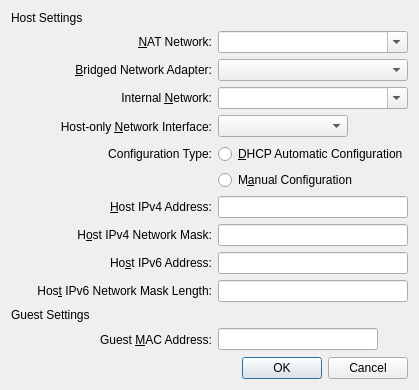
jljuxgm/vboxgit, file vbox/src/VBox/Frontends/VirtualBox/ui/VBoxVMSettingsNetworkDetails.ui: the form before one commit.
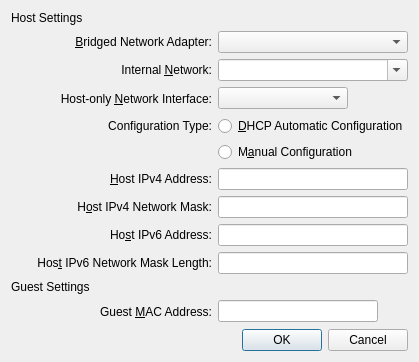
The form after the commit. Icons and pictures are not drawn. Custom widgets are drawn as their Qt base class.

```diff
--- a/vbox/src/VBox/Frontends/VirtualBox/ui/VBoxVMSettingsNetworkDetails.ui
+++ b/vbox/src/VBox/Frontends/VirtualBox/ui/VBoxVMSettingsNetworkDetails.ui
@@ -41,29 +41,6 @@
     </widget>
    </item>
    <item row="1" column="1" >
-    <widget class="QLabel" name="mLbNAT" >
-     <property name="text" >
-      <string>&amp;NAT Network:</string>
-     </property>
-     <property name="alignment" >
-      <set>Qt::AlignRight|Qt::AlignTrailing|Qt::AlignVCenter</set>
-     </property>
-     <property name="buddy" >
-      <cstring>mCbNAT</cstring>
-     </property>
-    </widget>
-   </item>
-   <item row="1" column="2" colspan="3" >
-    <widget class="QComboBox" name="mCbNAT" >
-     <property name="toolTip" >
-      <string>Displays the name of the NAT network selected for this adapter.</string>
-     </property>
-     <property name="editable" >
-      <bool>true</bool>
-     </property>
-    </widget>
-   </item>
-   <item row="2" column="1" >
     <widget class="QLabel" name="mLbBRG" >
      <property name="text" >
       <string>&amp;Bridged Network Adapter:</string>
@@ -76,14 +53,14 @@
      </property>
     </widget>
    </item>
-   <item row="2" column="2" colspan="3" >
+   <item row="1" column="2" colspan="3" >
     <widget class="QComboBox" name="mCbBRG" >
      <property name="toolTip" >
       <string>Displays the name of the host network adapter selected for bridged networking.</string>
      </property>
     </widget>
    </item>
-   <item row="3" column="1" >
+   <item row="2" column="1" >
     <widget class="QLabel" name="mLbINT" >
      <property name="text" >
       <string>Internal &amp;Network:</string>
@@ -96,7 +73,7 @@
      </property>
     </widget>
    </item>
-   <item row="3" column="2" colspan="3" >
+   <item row="2" column="2" colspan="3" >
     <widget class="QComboBox" name="mCbINT" >
      <property name="toolTip" >
       <string>Displays the name of the internal network selected for this adapter.</string>
@@ -106,7 +83,7 @@
      </property>
     </widget>
    </item>
-   <item row="4" column="1" >
+   <item row="3" column="1" >
     <widget class="QLabel" name="mLbHOI" >
      <property name="text" >
       <string>Host-only &amp;Network Interface:</string>
@@ -119,7 +96,7 @@
      </property>
     </widget>
    </item>
-   <item row="4" column="2" colspan="3" >
+   <item row="3" column="2" colspan="3" >
     <layout class="QHBoxLayout" >
      <item>
       <widget class="QComboBox" name="mCbHOI" >
@@ -156,7 +133,7 @@
      </item>
     </layout>
    </item>
-   <item row="5" column="1" >
+   <item row="4" column="1" >
     <widget class="QLabel" name="mLbCT" >
      <property name="text" >
       <string>Configuration Type:</string>
@@ -166,7 +143,7 @@
      </property>
     </widget>
    </item>
-   <item row="5" column="2" colspan="3" >
+   <item row="4" column="2" colspan="3" >
     <widget class="QRadioButton" name="mRbAuto" >
      <property name="toolTip" >
       <string>Use DHCP automatic configuration for this host-only network interface.</string>
@@ -176,7 +153,7 @@
      </property>
     </widget>
    </item>
-   <item row="6" column="2" colspan="3" >
+   <item row="5" column="2" colspan="3" >
     <widget class="QRadioButton" name="mRbManual" >
      <property name="toolTip" >
       <string>Use manual configuration for this host-only network interface.</string>
@@ -186,7 +163,7 @@
      </property>
     </widget>
    </item>
-   <item row="7" column="1" >
+   <item row="6" column="1" >
     <widget class="QLabel" name="mLbIPv4" >
      <property name="text" >
       <string>&amp;Host IPv4 Address:</string>
@@ -199,7 +176,7 @@
      </property>
     </widget>
    </item>
-   <item row="7" column="2" colspan="3" >
+   <item row="6" column="2" colspan="3" >
     <widget class="QLineEdit" name="mLeIPv4" >
      <property name="sizePolicy" >
       <sizepolicy vsizetype="Fixed" hsizetype="Preferred" >
@@ -212,7 +189,7 @@
      </property>
     </widget>
    </item>
-   <item row="8" column="1" >
+   <item row="7" column="1" >
     <widget class="QLabel" name="mLbHMv4" >
      <property name="text" >
       <string>H&amp;ost IPv4 Network Mask:</string>
@@ -225,7 +202,7 @@
      </property>
     </widget>
    </item>
-   <item row="8" column="2" colspan="3" >
+   <item row="7" column="2" colspan="3" >
     <widget class="QLineEdit" name="mLeHMv4" >
      <property name="sizePolicy" >
       <sizepolicy vsizetype="Fixed" hsizetype="Preferred" >
@@ -238,7 +215,7 @@
      </property>
     </widget>
    </item>
-   <item row="9" column="1" >
+   <item row="8" column="1" >
     <widget class="QLabel" name="mLbIPv6" >
      <property name="text" >
       <string>Ho&amp;st IPv6 Address:</string>
@@ -251,7 +228,7 @@
      </property>
     </widget>
    </item>
-   <item row="9" column="2" colspan="3" >
+   <item row="8" column="2" colspan="3" >
     <widget class="QLineEdit" name="mLeIPv6" >
      <property name="sizePolicy" >
       <sizepolicy vsizetype="Fixed" hsizetype="Preferred" >
@@ -264,7 +241,7 @@
      </property>
     </widget>
    </item>
-   <item row="10" column="1" >
+   <item row="9" column="1" >
     <widget class="QLabel" name="mLbHMv6" >
      <property name="text" >
       <string>Hos&amp;t IPv6 Network Mask Length:</string>
@@ -277,7 +254,7 @@
      </property>
     </widget>
    </item>
-   <item row="10" column="2" colspan="3" >
+   <item row="9" column="2" colspan="3" >
     <widget class="QLineEdit" name="mLeHMv6" >
      <property name="sizePolicy" >
       <sizepolicy vsizetype="Fixed" hsizetype="Preferred" >
@@ -290,7 +267,7 @@
      </property>
     </widget>
    </item>
-   <item row="11" column="0" colspan="5" >
+   <item row="10" column="0" colspan="5" >
     <widget class="QILabelSeparator" name="mLsHost" >
      <property name="sizePolicy" >
       <sizepolicy vsizetype="Preferred" hsizetype="MinimumExpanding" >
@@ -303,7 +280,7 @@
      </property>
     </widget>
    </item>
-   <item row="12" column="0" >
+   <item row="11" column="0" >
     <spacer>
      <property name="orientation" >
       <enum>Qt::Horizontal</enum>
@@ -319,7 +296,7 @@
      </property>
     </spacer>
    </item>
-   <item row="12" column="1" >
+   <item row="11" column="1" >
     <widget class="QLabel" name="mLbMAC" >
      <property name="text" >
       <string>Guest &amp;MAC Address:</string>
@@ -332,7 +309,7 @@
      </property>
     </widget>
    </item>
-   <item row="12" column="2" colspan="2" >
+   <item row="11" column="2" colspan="2" >
     <widget class="QLineEdit" name="mLeMAC" >
      <property name="sizePolicy" >
       <sizepolicy vsizetype="Fixed" hsizetype="Preferred" >
@@ -345,7 +322,7 @@
      </property>
     </widget>
    </item>
-   <item row="12" column="4" >
+   <item row="11" column="4" >
     <widget class="QToolButton" name="mTbMAC" >
      <property name="toolTip" >
       <string>Generates a new random MAC address.</string>
@@ -358,7 +335,7 @@
      </property>
     </widget>
    </item>
-   <item row="13" column="0" colspan="5" >
+   <item row="12" column="0" colspan="5" >
     <spacer name="verticalSpacer" >
      <property name="orientation" >
       <enum>Qt::Vertical</enum>
@@ -371,7 +348,7 @@
      </property>
     </spacer>
    </item>
-   <item row="14" column="0" colspan="5" >
+   <item row="13" column="0" colspan="5" >
     <widget class="QIDialogButtonBox" name="mButtonBox" >
      <property name="standardButtons" >
       <set>QDialogButtonBox::Cancel|QDialogButtonBox::NoButton|QDialogButtonBox::Ok</set>
```
